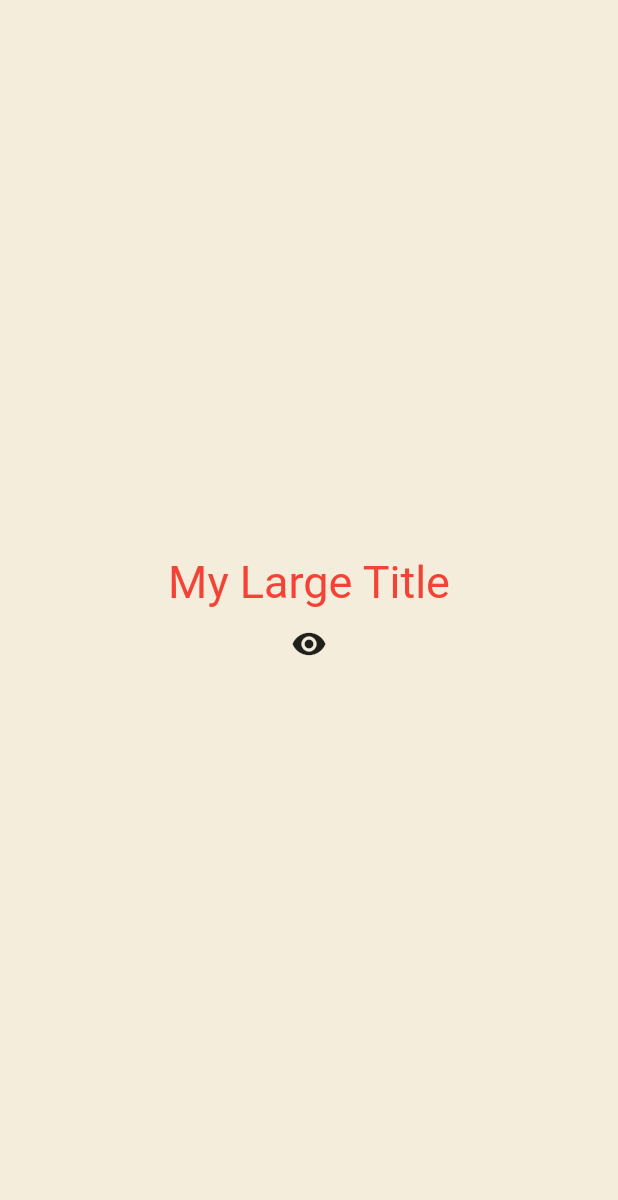
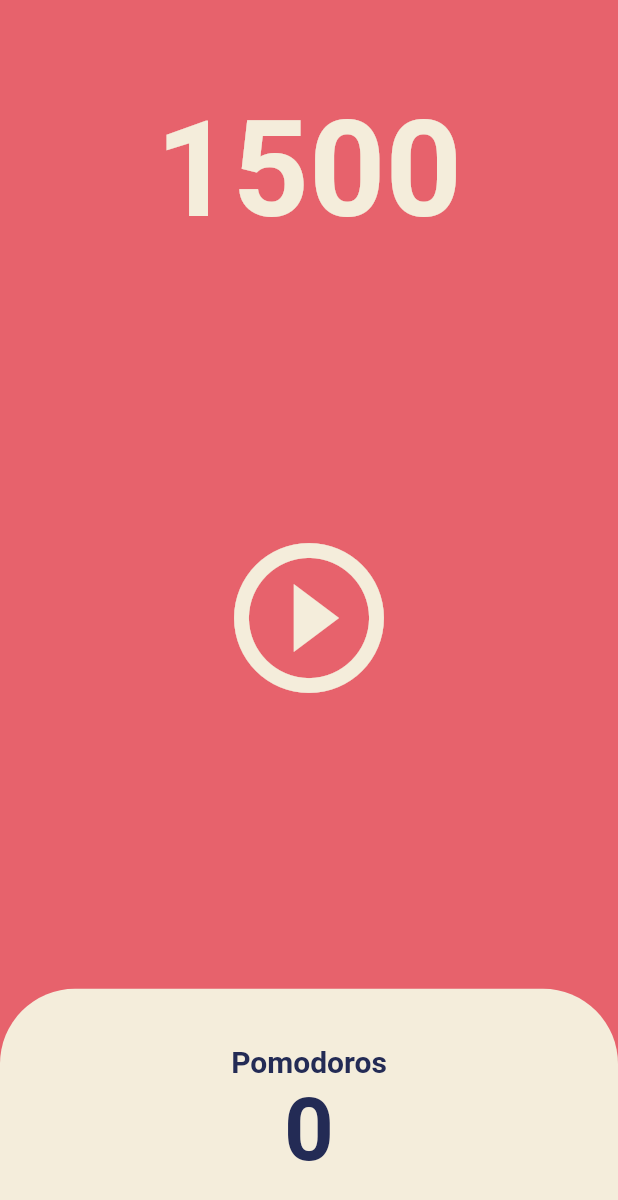
Before and after one commit to hyeonjeong-ko/Flutter-toonflix, a Flutter app: the screen it shows after launch, on a phone screen of 412 x 824 dp. Shown: the top 1200 px of the screen. Run offline on Flutter 3.47's test engine with Material 2 defaults, Android fonts, the phone set to English and light mode, and no system bars.

Commit message:
pomodoro

```diff
--- a/lib/main.dart
+++ b/lib/main.dart
@@ -1,94 +1,29 @@
 import 'package:flutter/material.dart';
+import 'package:toonflix/screens/home_screen.dart';
 
 void main() {
-  runApp(const MyWidget());
+  runApp(const App());
 }
 
-class MyWidget extends StatefulWidget {
-  const MyWidget({super.key});
-
-  @override
-  State<MyWidget> createState() => _MyWidgetState();
-}
-
-class _MyWidgetState extends State<MyWidget> {
-  // int counter = 0;
-  List<int> numbers = [];
-  bool showTitle = true;
-  void toggleTitle() {
-    setState(() {
-      showTitle = !showTitle;
-    });
-  }
-
-  void onClicked() {
-    // setState 함수 안에서 데이터를 변경=>flutter는 build method를 다시 실행
-    setState(() {
-      //counter = counter + 1;
-      numbers.add(numbers.length);
-    });
-  }
+class App extends StatelessWidget {
+  const App({super.key});
 
   @override
   Widget build(BuildContext context) {
     return MaterialApp(
-        theme: ThemeData(
-          textTheme: const TextTheme(
-              titleLarge: TextStyle(
-            color: Colors.red,
-          )),
+      theme: ThemeData(
+        // backgroundColor
+        colorScheme: ColorScheme.fromSwatch(
+          backgroundColor: const Color(0xFFE7626c),
         ),
-        home: Scaffold(
-          backgroundColor: const Color(0xFFF4EDDB),
-          body: Center(
-            child: Column(
-              mainAxisAlignment: MainAxisAlignment.center,
-              children: [
-                showTitle ? const MyLargeTitle() : const Text('nothing'),
-                IconButton(
-                    onPressed: toggleTitle,
-                    icon: const Icon(Icons.remove_red_eye))
-              ],
-            ),
+        textTheme: const TextTheme(
+          displayLarge: TextStyle(
+            color: Color(0xFF232B55),
           ),
-        ));
-  }
-}
-
-class MyLargeTitle extends StatefulWidget {
-  const MyLargeTitle({
-    super.key,
-  });
-
-  @override
-  State<MyLargeTitle> createState() => _MyLargeTitleState();
-}
-
-class _MyLargeTitleState extends State<MyLargeTitle> {
-  int count = 0;
-
-  // 부모 요소 의존 데이터 초기화
-  @override
-  void initState() {
-    super.initState();
-  }
-
-  // 위젯이 스크린에서 제거될때 호출되는 메서드
-  @override
-  void dispose() {
-    print("dispose");
-    super.dispose();
-  }
-
-  // context는 Text 이전에 있는 모든 상위 요소들에 대한 정보
-  @override
-  Widget build(BuildContext context) {
-    return Text(
-      'My Large Title',
-      style: TextStyle(
-        fontSize: 30,
-        color: Theme.of(context).textTheme.titleLarge!.color,
+        ),
+        cardColor: const Color(0xFFF4EDDB),
       ),
+      home: const HomeScreen(),
     );
   }
 }
--- /dev/null
+++ b/lib/screens/home_screen.dart
@@ -0,0 +1,110 @@
+import 'package:flutter/material.dart';
+import 'dart:async';
+
+class HomeScreen extends StatefulWidget {
+  const HomeScreen({super.key});
+
+  @override
+  State<HomeScreen> createState() => _HomeScreenState();
+}
+
+class _HomeScreenState extends State<HomeScreen> {
+  int totalSeconds = 1500;
+
+  // late ; property를 당장 초기화 하지 않아도 됨을 뜻함
+  late Timer timer;
+
+  void onTick(Timer timer) {
+    setState(() {
+      totalSeconds -= 1;
+    });
+  }
+
+  void onStartPressed() {
+    // Timer ; 정해진 간격에 한번씩 함수를 실행
+    // 매초마다 onTick 실행
+    timer = Timer.periodic(const Duration(seconds: 1), onTick);
+  }
+
+  @override
+  Widget build(BuildContext context) {
+    return Scaffold(
+      backgroundColor: Theme.of(context).colorScheme.background,
+      body: Column(
+        children: [
+          // * Flexible은 하드코딩 되는 값을 만들게 해준다.
+          // 하나의 박스가 얼마나 공간을 차지할 지 비율을 정할 수 있다.
+          // UI를 비율에 기반해서 더 유연하게 만들 수 있게 해준다.
+          Flexible(
+            flex: 1,
+            child: Container(
+              // 시계간격 맨위에서 조금아래로
+              alignment: Alignment.bottomCenter,
+              child: Text(
+                '$totalSeconds',
+                style: TextStyle(
+                  color: Theme.of(context).cardColor,
+                  fontSize: 89,
+                  fontWeight: FontWeight.w600,
+                ),
+              ),
+            ),
+          ),
+          Flexible(
+            flex: 3,
+            child: Center(
+              child: IconButton(
+                iconSize: 120,
+                color: Theme.of(context).cardColor,
+                onPressed: onStartPressed,
+                icon: const Icon(Icons.play_circle_outline),
+              ),
+            ),
+          ),
+          Flexible(
+            flex: 1,
+            child: Row(
+              children: [
+                // 끝까지 확장
+                Expanded(
+                  child: Container(
+                    decoration: BoxDecoration(
+                      color: Theme.of(context).cardColor,
+                      borderRadius: const BorderRadius.only(
+                        topLeft: Radius.circular(50),
+                        topRight: Radius.circular(50),
+                      ),
+                    ),
+                    child: Column(
+                      mainAxisAlignment: MainAxisAlignment.center,
+                      children: [
+                        Text(
+                          'Pomodoros',
+                          style: TextStyle(
+                            fontSize: 20,
+                            fontWeight: FontWeight.w600,
+                            color:
+                                Theme.of(context).textTheme.displayLarge!.color,
+                          ),
+                        ),
+                        Text(
+                          '0',
+                          style: TextStyle(
+                            fontSize: 58,
+                            fontWeight: FontWeight.w600,
+                            color:
+                                Theme.of(context).textTheme.displayLarge!.color,
+                          ),
+                        )
+                      ],
+                    ),
+                  ),
+                ),
+              ],
+            ),
+          ),
+        ],
+      ),
+    );
+  }
+}
```
